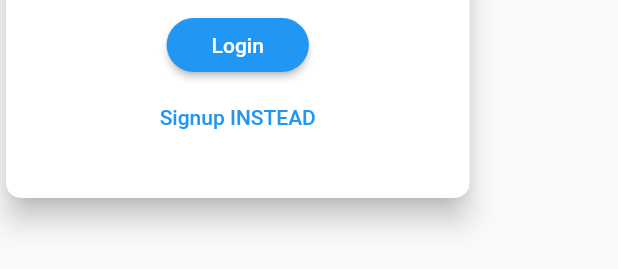
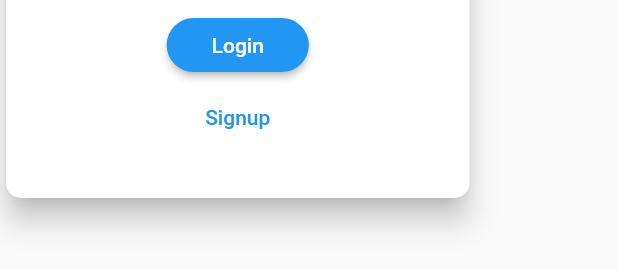
Before and after one commit to N-Harichandana/E-commerce_App, a Flutter app: the Authcard widget shown alone on an empty page, opened directly, on a phone screen of 412 x 824 dp. Shown: the part 228-497 px from the top of the screen. Run offline on Flutter 3.47's test engine with Material 2 defaults, Android fonts, the phone set to English and light mode, and no system bars; our stand-ins replace shared_preferences; accounts and stored records are empty; network calls fail.

Commit message:
version 2

```diff
--- a/jew_app/lib/screens/AuthScreen.dart
+++ b/jew_app/lib/screens/AuthScreen.dart
@@ -163,20 +163,19 @@ class _AuthcardState extends State<Authcard> {
   @override
   Widget build(BuildContext context) {
     final devicesize = MediaQuery.of(context).size;
-    return Card(
-      shape: RoundedRectangleBorder(borderRadius: BorderRadius.circular(10.0)),
+    return SingleChildScrollView(
+      child: Card(
+        shape:
+            RoundedRectangleBorder(borderRadius: BorderRadius.circular(10.0)),
         elevation: 8.0,
         child: Container(
           height: _authMode == AuthMode.signup ? 380 : 280,
-        constraints:
-            BoxConstraints(minHeight: _authMode == AuthMode.signup ? 320 : 260),
+          constraints: BoxConstraints(
+              minHeight: _authMode == AuthMode.signup ? 320 : 260),
           width: devicesize.width * 0.75,
           padding: EdgeInsets.all(16.0),
           child: Form(
               key: _formkey,
-            child: SingleChildScrollView(
-              padding: EdgeInsets.only(
-                  bottom: MediaQuery.of(context).viewInsets.bottom),
               child: Column(
                 children: [
                   TextFormField(
@@ -246,15 +245,15 @@ class _AuthcardState extends State<Authcard> {
                   TextButton(
                     onPressed: switchAuthmode,
                     child: Text(
-                        '${_authMode == AuthMode.login ? "Signup" : "Login"} INSTEAD'),
+                        '${_authMode == AuthMode.login ? "Signup" : "Login"}'),
                     style: ButtonStyle(
                       padding: MaterialStateProperty.all(
                           EdgeInsets.symmetric(horizontal: 30, vertical: 4)),
                     ),
                   )
                 ],
+              )),
         ),
-            )),
       ),
     );
   }
--- a/jew_app/lib/screens/product_detail_screen.dart
+++ b/jew_app/lib/screens/product_detail_screen.dart
@@ -38,7 +38,7 @@ class ProductDetailScreen extends StatelessWidget {
               height: 30,
             ),
             Text(
-              "\$${loadedproduct.price}",
+              "₹${loadedproduct.price}",
               style: TextStyle(color: Colors.black, fontSize: 20),
             ),
             SizedBox(
--- a/jew_app/lib/widgets/product_item.dart
+++ b/jew_app/lib/widgets/product_item.dart
@@ -46,8 +46,8 @@ class Product_Item extends StatelessWidget {
             ),
           ),
           title: Text(
-            product.title,
-            textAlign: TextAlign.center,
+            "Add to cart",
+            textAlign: TextAlign.end,
           ),
           trailing: IconButton(
             icon: Icon(Icons.shopping_cart),
```
Lines whose indentation alone changed are shown as unchanged.
